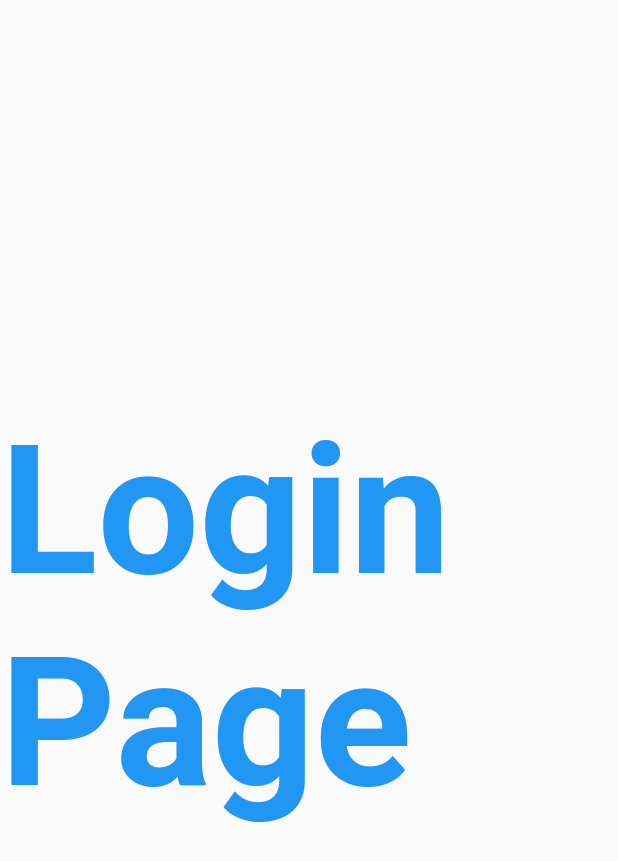
After one commit to Vi042001/flutter_catlog, a Flutter app: the screen it shows after launch, on a phone screen of 412 x 824 dp. The commit adds this screen. Shown: the top 861 px of the screen. Run offline on Flutter 3.47's test engine with Material 2 defaults, Android fonts, the phone set to English and light mode, and no system bars.

Commit message:
day 3 complete

```diff
--- a/lib/main.dart
+++ b/lib/main.dart
@@ -1,6 +1,7 @@
 import 'package:flutter/material.dart';
+import 'package:flutter_catlog/pages/login_page.dart';
 
-import 'home_page.dart';
+import 'pages/home_page.dart';
 
 void main() {
   runApp(MyApp());
@@ -11,7 +12,17 @@ class MyApp extends StatelessWidget {
   @override
   Widget build(BuildContext context) {
     return MaterialApp(
-      home: HomePage(),
+      themeMode: ThemeMode.light ,
+      theme: ThemeData(primarySwatch: Colors.deepPurple),
+     darkTheme: ThemeData(
+      brightness: Brightness.dark
+     ),
+     routes: {
+      "/" :(context) => LoginPage(),
+      "/home" :(context) => HomePage(),
+      "/Login" : (context) => LoginPage()
+     },
+
     );
   }
 }
--- /dev/null
+++ b/lib/pages/login_page.dart
@@ -0,0 +1,24 @@
+import 'package:flutter/material.dart';
+
+class LoginPage extends StatelessWidget {
+
+
+  @override
+  Widget build(BuildContext context) {
+    return Material(
+      child: Center(
+        child: Text(
+          "Login Page",
+          style: TextStyle(
+            fontSize: 40,
+            color: Colors.blue,
+            fontWeight: FontWeight.bold,
+          ),
+          textScaleFactor: 3.0,
+
+        ),
+      ),
+    );
+
+  }
+}
```
Also changed, not shown: lib/pages/home_page.dart (renamed from lib/home_page.dart).
